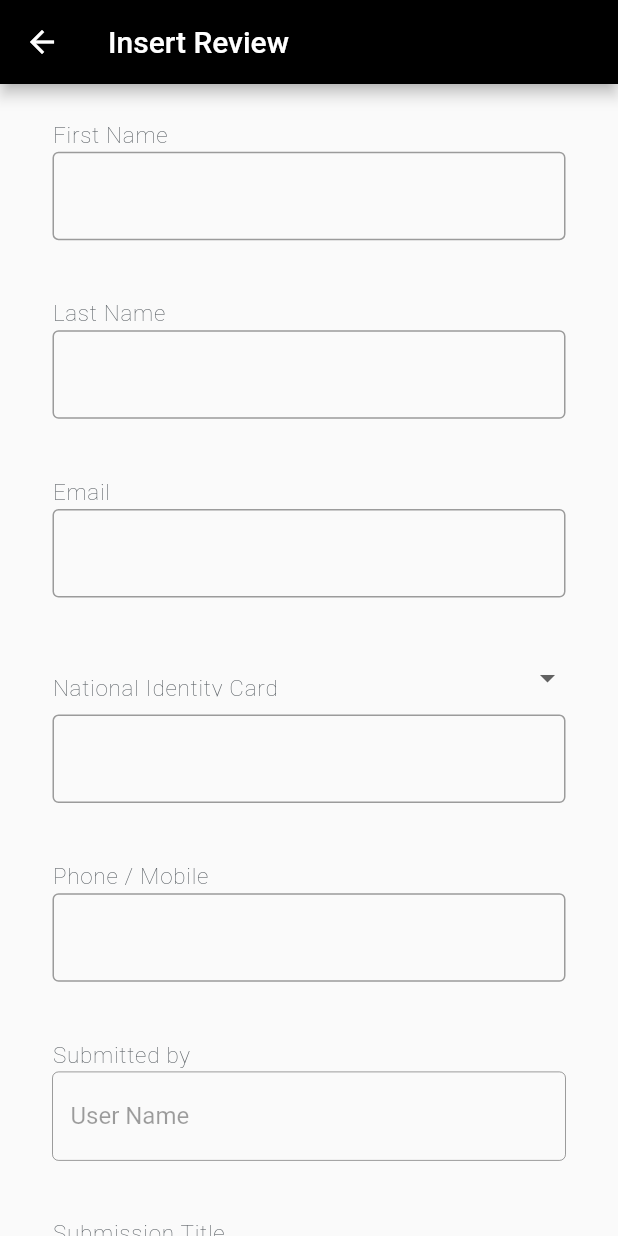
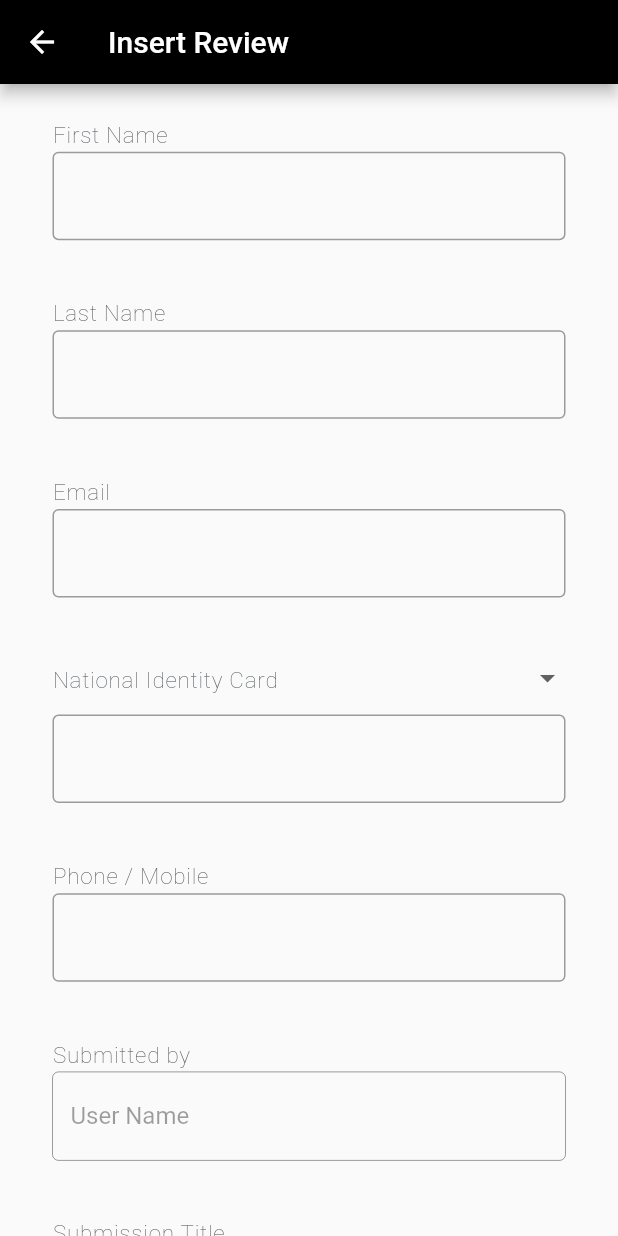
Before and after one commit to tahaaslam1/review_web_app, a Flutter app: the InsertReview screen opened by its route, on a phone screen of 412 x 824 dp. Run offline on Flutter 3.47's test engine with Material 2 defaults, Android fonts, the phone set to English and light mode, and no system bars.

Commit message:
Updated Dropdown Menu

```diff
--- a/lib/presentation/pages/insert_review_page/local_widgets/drop_down_widget.dart
+++ b/lib/presentation/pages/insert_review_page/local_widgets/drop_down_widget.dart
@@ -35,7 +35,7 @@ class _DropDownCustomWidgetState extends State<DropDownCustomWidget> {
                             fontSize: 15,
                             fontWeight: FontWeight.w200,
                             letterSpacing: 0.5,
-                            height: 2.00,
+                            height: 1.5,
                           ),
                         ),
                       ))
```
